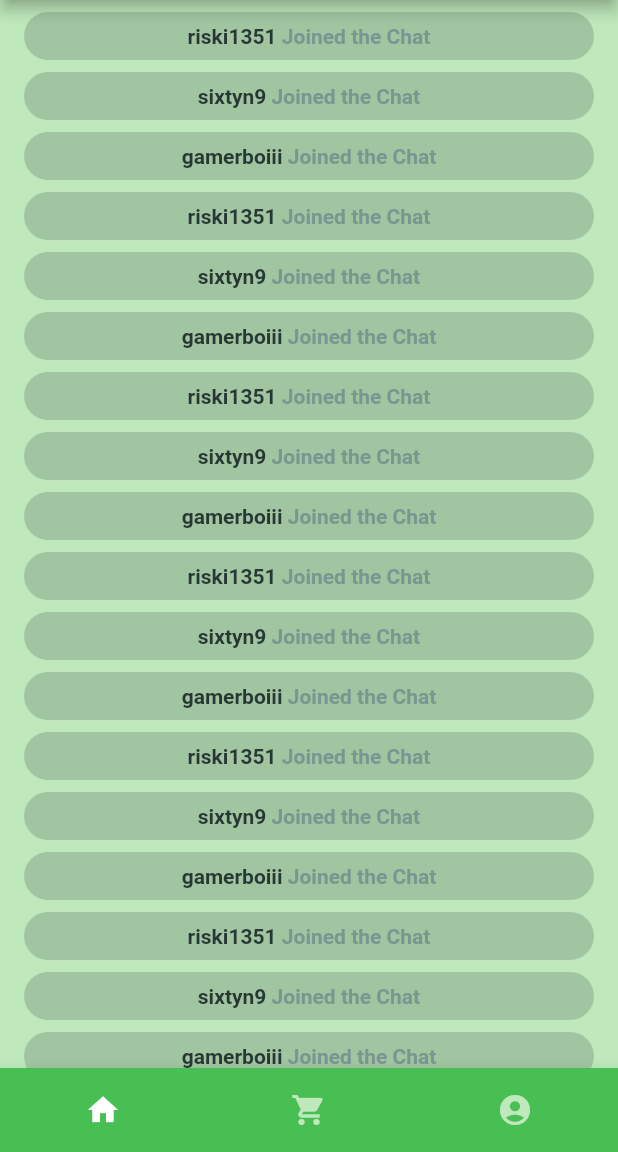
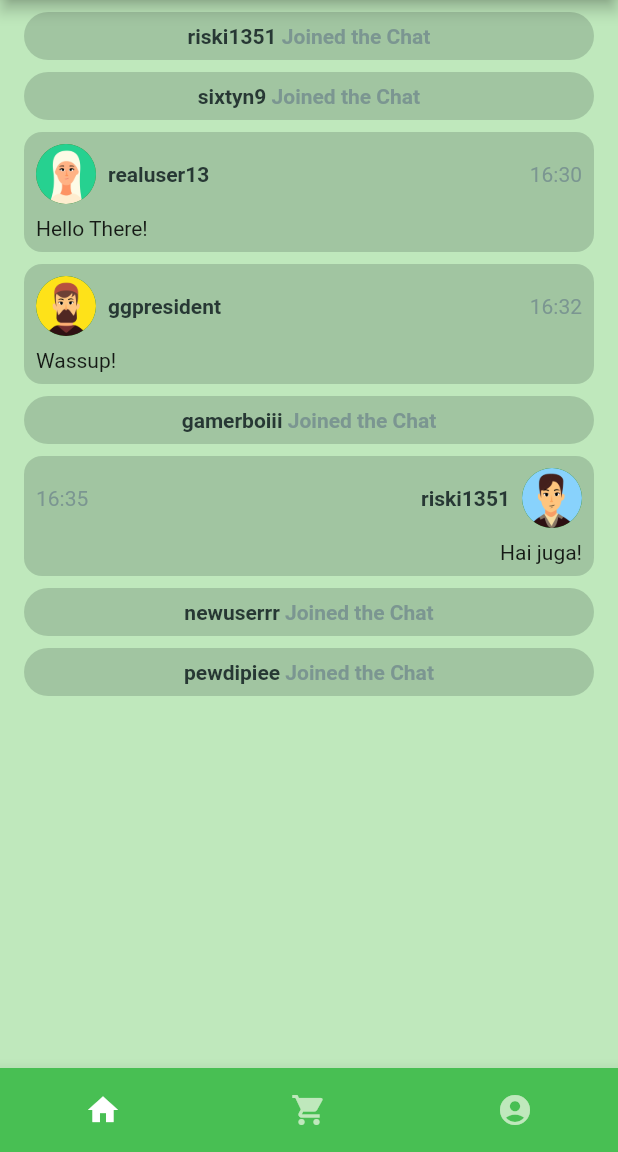
Before and after one commit to riskiilyas/Global-Chat, a Flutter app: the HomeScreen screen opened directly, on a phone screen of 412 x 824 dp, the part 84-1236 px from its top. Run offline on Flutter 3.47's test engine with Material 2 defaults, Android fonts, the phone set to English and light mode, and no system bars; drawn by our look-alikes of animated_bottom_navigation_bar; our stand-ins replace animated_splash_screen, flutter_dotenv, flutter_spinkit, get, page_transition.

Commit message:
feat: finish chat & profile ui

```diff
--- a/globalchat_frontend/lib/screen/home_pages/chat_page.dart
+++ b/globalchat_frontend/lib/screen/home_pages/chat_page.dart
@@ -37,28 +37,18 @@ class _ChatPageState extends State<ChatPage> {
             // });
           },
           child: ListView(
-            children: const [
+            children: [
               SizedBox(
                 height: 8,
               ),
               UserJoinedWidget(user: "riski1351"),
               UserJoinedWidget(user: "sixtyn9"),
+              UserChatWidget(avatar: 6, username: "realuser13", msg: "Hello There!", time: "16:30", onUserClicked: (_){}),
+              UserChatWidget(avatar: 8, username: "ggpresident", msg: "Wassup!", time: "16:32", onUserClicked: (_){}),
               UserJoinedWidget(user: "gamerboiii"),
-              UserJoinedWidget(user: "riski1351"),
-              UserJoinedWidget(user: "sixtyn9"),
-              UserJoinedWidget(user: "gamerboiii"),
-              UserJoinedWidget(user: "riski1351"),
-              UserJoinedWidget(user: "sixtyn9"),
-              UserJoinedWidget(user: "gamerboiii"),
-              UserJoinedWidget(user: "riski1351"),
-              UserJoinedWidget(user: "sixtyn9"),
-              UserJoinedWidget(user: "gamerboiii"),
-              UserJoinedWidget(user: "riski1351"),
-              UserJoinedWidget(user: "sixtyn9"),
-              UserJoinedWidget(user: "gamerboiii"),
-              UserJoinedWidget(user: "riski1351"),
-              UserJoinedWidget(user: "sixtyn9"),
-              UserJoinedWidget(user: "gamerboiii"),
+              MeChatWidget(avatar: 19, username: "riski1351", msg: "Hai juga!", time: "16:35"),
+              UserJoinedWidget(user: "newuserrr"),
+              UserJoinedWidget(user: "pewdipiee"),
             ],
           ),
         ),
--- a/globalchat_frontend/lib/screen/home_screen.dart
+++ b/globalchat_frontend/lib/screen/home_screen.dart
@@ -1,8 +1,8 @@
 import 'package:animated_bottom_navigation_bar/animated_bottom_navigation_bar.dart';
 import 'package:flutter/material.dart';
-import 'package:get/get.dart';
 import 'package:globalchat_flutter/screen/home_pages/chat_page.dart';
 import 'package:globalchat_flutter/screen/home_pages/profile_page.dart';
+import 'package:globalchat_flutter/screen/home_pages/shop_page.dart';
 
 import '../util/constants.dart';
 
@@ -16,14 +16,40 @@ class HomeScreen extends StatefulWidget {
 class _MyHomePageState extends State<HomeScreen> {
   int _index = 0;
   List<Widget> pages = [];
+  List<AppBar> appbars = [];
 
   @override
   Widget build(BuildContext context) {
-    pages.add(const ChatPage());
-    pages.add(const ProfilPage());
     return Scaffold(
       backgroundColor: Constants.COLOR_BACKGROUND,
-      appBar: AppBar(
+      appBar: appbars[_index],
+      body: pages[_index],
+      bottomNavigationBar: AnimatedBottomNavigationBar(
+        activeColor: Colors.white,
+        inactiveColor: Constants.COLOR_BACKGROUND,
+        backgroundColor: Constants.COLOR_MAIN,
+        leftCornerRadius: 32,
+        rightCornerRadius: 32,
+        gapLocation: GapLocation.none,
+        icons: const [
+          Icons.home,
+          Icons.shopping_cart,
+          Icons.account_circle,
+        ],
+        activeIndex: _index,
+        onTap: (index) => setState(() => _index = index),
+      ),
+    );
+  }
+
+  @override
+  void initState() {
+    super.initState();
+    pages.add(const ChatPage());
+    pages.add(const ShopPage());
+    pages.add(const ProfilPage());
+
+    AppBar mainAppbar = AppBar(
       iconTheme: const IconThemeData(
         color: Constants.COLOR_MAIN, //change your color here
       ),
@@ -78,23 +104,122 @@ class _MyHomePageState extends State<HomeScreen> {
             }),
         // IconButton(icon: const Icon(Icons.location_city, color: Colors.white,), onPressed: () {}),
       ],
+    );
+    AppBar shopAppbar = AppBar(
+      iconTheme: const IconThemeData(
+        color: Constants.COLOR_MAIN, //change your color here
       ),
-      body: pages[_index],
-      bottomNavigationBar: AnimatedBottomNavigationBar(
-        activeColor: Colors.white,
-        inactiveColor: Constants.COLOR_BACKGROUND,
+      automaticallyImplyLeading: false,
       backgroundColor: Constants.COLOR_MAIN,
-        leftCornerRadius: 32,
-        rightCornerRadius: 32,
-        gapLocation: GapLocation.none,
-        icons: const [
-          Icons.home,
-          Icons.shopping_cart,
-          Icons.account_circle,
+      centerTitle: false,
+      title: Image.asset(
+        "assets/shop.png",
+        fit: BoxFit.contain,
+        height: 36,
+      ),
+      actions: <Widget>[
+        Row(
+          children: [
+            const Text("19023"),
+            SizedBox(width: 4,),
+            CircleAvatar(
+              maxRadius: 12,
+              foregroundImage: Image.asset("assets/coin.png",width: 4,).image,
+            ),
           ],
-        activeIndex: _index,
-        onTap: (index) => setState(() => _index = index),
         ),
+        PopupMenuButton(
+            // add icon, by default "3 dot" icon
+            // icon: Icon(Icons.book)
+            icon: const Icon(
+              Icons.settings,
+              color: Colors.white,
+            ),
+            itemBuilder: (context) {
+              return [
+                const PopupMenuItem<int>(
+                  value: 0,
+                  child: Text("Settings"),
+                ),
+                const PopupMenuItem<int>(
+                  value: 1,
+                  child: Text("About"),
+                ),
+                const PopupMenuItem<int>(
+                  value: 2,
+                  child: Text("Exit"),
+                ),
+              ];
+            },
+            onSelected: (value) {
+              if (value == 0) {
+                print("My account menu is selected.");
+              } else if (value == 1) {
+                print("Settings menu is selected.");
+              } else if (value == 2) {
+                print("Logout menu is selected.");
+              }
+            }),
+        // IconButton(icon: const Icon(Icons.location_city, color: Colors.white,), onPressed: () {}),
+      ],
     );
+    AppBar profileAppbar = AppBar(
+      iconTheme: const IconThemeData(
+        color: Constants.COLOR_MAIN, //change your color here
+      ),
+      automaticallyImplyLeading: false,
+      backgroundColor: Constants.COLOR_MAIN,
+      centerTitle: false,
+      title: Image.asset(
+        "assets/profile.png",
+        fit: BoxFit.contain,
+        height: 36,
+      ),
+      actions: <Widget>[
+        PopupMenuButton(
+          // add icon, by default "3 dot" icon
+          // icon: Icon(Icons.book)
+            icon: const Icon(
+              Icons.settings,
+              color: Colors.white,
+            ),
+            itemBuilder: (context) {
+              return [
+                const PopupMenuItem<int>(
+                  value: 0,
+                  child: Text("Settings"),
+                ),
+                const PopupMenuItem<int>(
+                  value: 1,
+                  child: Text("About"),
+                ),
+                const PopupMenuItem<int>(
+                  value: 2,
+                  child: Text("Exit"),
+                ),
+              ];
+            },
+            onSelected: (value) {
+              if (value == 0) {
+                print("My account menu is selected.");
+              } else if (value == 1) {
+                print("Settings menu is selected.");
+              } else if (value == 2) {
+                print("Logout menu is selected.");
+              }
+            }),
+        // IconButton(icon: const Icon(Icons.location_city, color: Colors.white,), onPressed: () {}),
+      ],
+    );
+    appbars.add(mainAppbar);
+    appbars.add(shopAppbar);
+    appbars.add(profileAppbar);
+  }
+
+  @override
+  void dispose() {
+    super.dispose();
+    pages.clear();
+    appbars.clear();
   }
 }
--- a/globalchat_frontend/lib/widget/me_chat_widget.dart
+++ b/globalchat_frontend/lib/widget/me_chat_widget.dart
@@ -26,6 +26,7 @@ class MeChatWidget extends StatelessWidget {
               borderRadius: BorderRadius.circular(12),
               color: Constants.COLOR_TEXT_BACKGROUND),
           child: Column(
+            crossAxisAlignment: CrossAxisAlignment.end,
             children: [
               Row(
                 children: [
@@ -56,6 +57,7 @@ class MeChatWidget extends StatelessWidget {
               ),
               Text(
                 msg,
+                textAlign: TextAlign.end,
                 maxLines: 10,
               ),
             ],
--- a/globalchat_frontend/lib/widget/user_chat_widget.dart
+++ b/globalchat_frontend/lib/widget/user_chat_widget.dart
@@ -28,6 +28,7 @@ class UserChatWidget extends StatelessWidget {
               borderRadius: BorderRadius.circular(12),
               color: Constants.COLOR_TEXT_BACKGROUND),
           child: Column(
+            crossAxisAlignment: CrossAxisAlignment.start,
             children: [
               Row(
                 children: [
```
Also changed, not shown: globalchat_frontend/lib/main.dart (+4 -3 lines), globalchat_frontend/lib/screen/home_pages/profile_page.dart (+149 -101 lines), globalchat_frontend/lib/screen/home_pages/shop_page.dart (+169 -0 lines), globalchat_frontend/assets/coin.png (added), globalchat_frontend/assets/profile.png (added), globalchat_frontend/assets/shop.png (added), globalchat_frontend/lib/screen/shop_screen.dart (deleted). Lines whose indentation alone changed are shown as unchanged.
